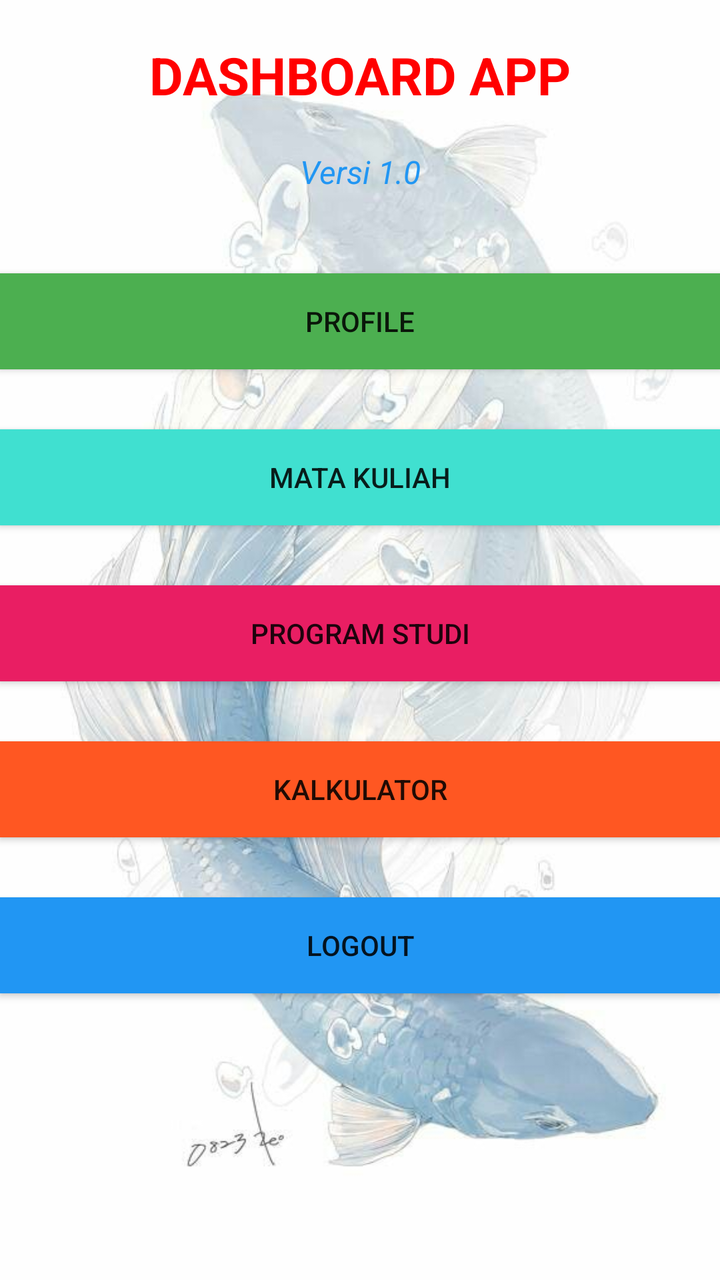
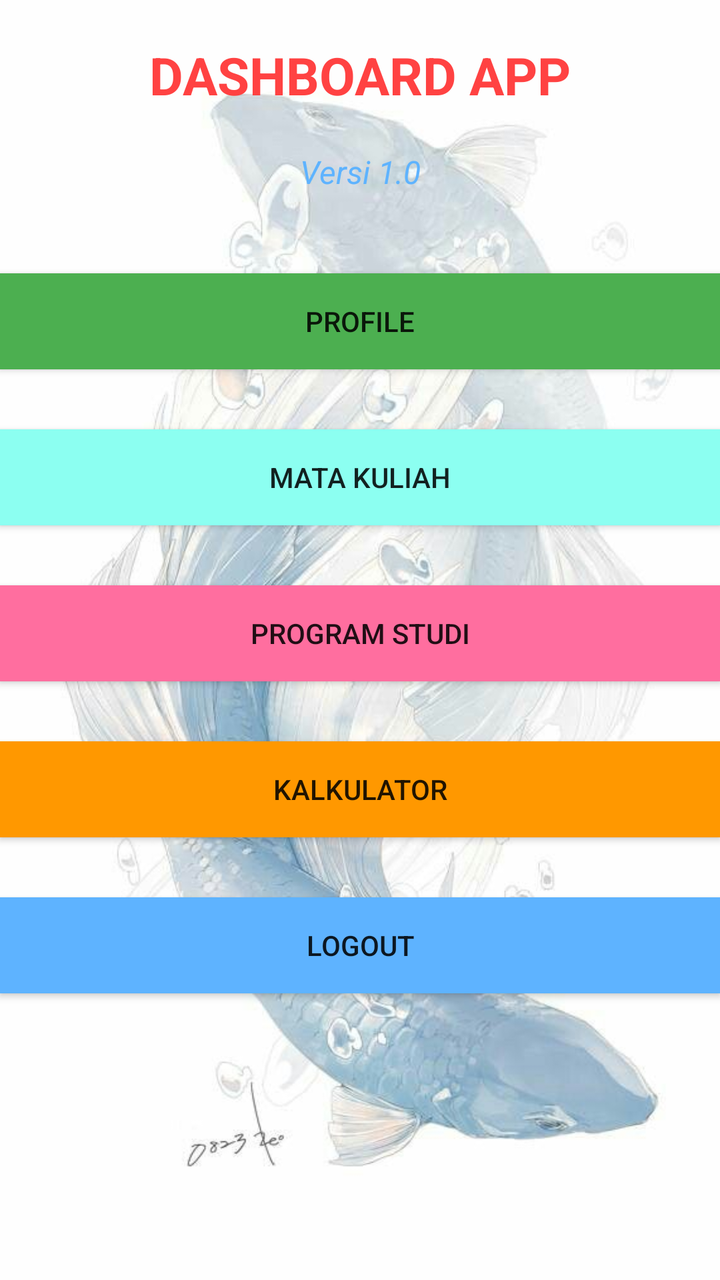

Two renders of the same Android screen: before a commit and after it. Below are the layout's source before the change and the commit's diff.
<!-- AndroidManifest.xml: application theme Theme._231106040875 -->
<!-- res/layout/activity_dashboard.xml -->
<?xml version="1.0" encoding="utf-8"?>
<LinearLayout xmlns:android="http://schemas.android.com/apk/res/android"
    xmlns:app="http://schemas.android.com/apk/res-auto"
    xmlns:tools="http://schemas.android.com/tools"
    android:id="@+id/main"
    android:layout_width="match_parent"
    android:layout_height="match_parent"
    android:orientation="vertical"
    android:background="@drawable/bg"
    tools:context=".DashboardActivity">

    <TextView
        android:id="@+id/textView3"
        android:layout_width="match_parent"
        android:layout_height="wrap_content"
        android:gravity="center_horizontal"
        android:textSize="26dip"
        android:textColor="@color/merah"
        android:textStyle="bold"
        android:layout_marginTop="20dip"
        android:layout_marginBottom="20dip"
        android:text="@string/dash_title" />

    <TextView
        android:id="@+id/textView4"
        android:layout_width="match_parent"
        android:layout_height="wrap_content"
        android:gravity="center_horizontal"
        android:textStyle="italic"
        android:textSize="16dip"
        android:textColor="@color/biru"
        android:layout_marginBottom="40dip"
        android:text="@string/dash_version" />

    <Button
        android:id="@+id/btnProfile"
        android:layout_width="match_parent"
        android:layout_height="wrap_content"
        android:background="@color/hijau"
        android:layout_marginBottom="30dip"
        android:text="@string/dash_btn_profil" />

    <Button
        android:id="@+id/btnMataKuliah"
        android:layout_width="match_parent"
        android:layout_height="wrap_content"
        android:background="@color/tosca"
        android:layout_marginBottom="30dip"
        android:text="@string/dash_btn_matakuliah" />

    <Button
        android:id="@+id/btnProdi"
        android:layout_width="match_parent"
        android:layout_height="wrap_content"
        android:background="@color/merah_muda"
        android:layout_marginBottom="30dip"
        android:text="@string/dash_btn_prodi" />

    <Button
        android:id="@+id/btnKalkulator"
        android:layout_width="match_parent"
        android:layout_height="wrap_content"
        android:layout_marginBottom="30dip"
        android:background="@color/orange"
        android:text="@string/dash_btn_calc" />

    <Button
        android:id="@+id/btnLogout"
        android:layout_width="match_parent"
        android:layout_height="wrap_content"
        android:background="@color/biru"
        android:text="@string/dash_btn_logout" />
</LinearLayout>
<!-- resources referenced by this layout -->
<resources>
  <color name="biru">#2196F3</color>
  <color name="hijau">#4CAF50</color>
  <color name="merah">#FF0000</color>
  <color name="merah_muda">#E91E63</color>
  <color name="orange">#FF5722</color>
  <color name="tosca">#40E0D0</color>
  <!-- drawable bg: jpg bitmap (drawable, 49508 bytes) -->
  <string name="dash_btn_calc">KALKULATOR</string>
  <string name="dash_btn_logout">LOGOUT</string>
  <string name="dash_btn_matakuliah">MATA KULIAH</string>
  <string name="dash_btn_prodi">PROGRAM STUDI</string>
  <string name="dash_btn_profil">PROFILE</string>
  <string name="dash_title">DASHBOARD APP</string>
  <string name="dash_version">Versi 1.0</string>
  <style name="Theme._231106040875" parent="Base.Theme._231106040875" />
  <style name="Base.Theme._231106040875" parent="Theme.Design.Light.NoActionBar">
          
          
      </style>
</resources>

<!-- the commit's change to res/layout/activity_dashboard.xml (unified diff, before → after) -->
@@ -8,7 +8,7 @@
     android:orientation="vertical"
     android:background="@drawable/bg"
     tools:context=".DashboardActivity">
-
+    
     <TextView
         android:id="@+id/textView3"
         android:layout_width="match_parent"
<!-- resource entries referenced after the edit -->
@@ -1,11 +1,11 @@
 <!-- resources referenced by this layout -->
 <resources>
-  <color name="biru">#2196F3</color>
+  <color name="biru">#5EB3FF</color>
   <color name="hijau">#4CAF50</color>
-  <color name="merah">#FF0000</color>
-  <color name="merah_muda">#E91E63</color>
-  <color name="orange">#FF5722</color>
-  <color name="tosca">#40E0D0</color>
+  <color name="merah">#FF4242</color>
+  <color name="merah_muda">#FF6E9F</color>
+  <color name="orange">#FF9800</color>
+  <color name="tosca">#8CFFF1</color>
   <!-- drawable bg: jpg bitmap (drawable, 49508 bytes) -->
   <string name="dash_btn_calc">KALKULATOR</string>
   <string name="dash_btn_logout">LOGOUT</string>
